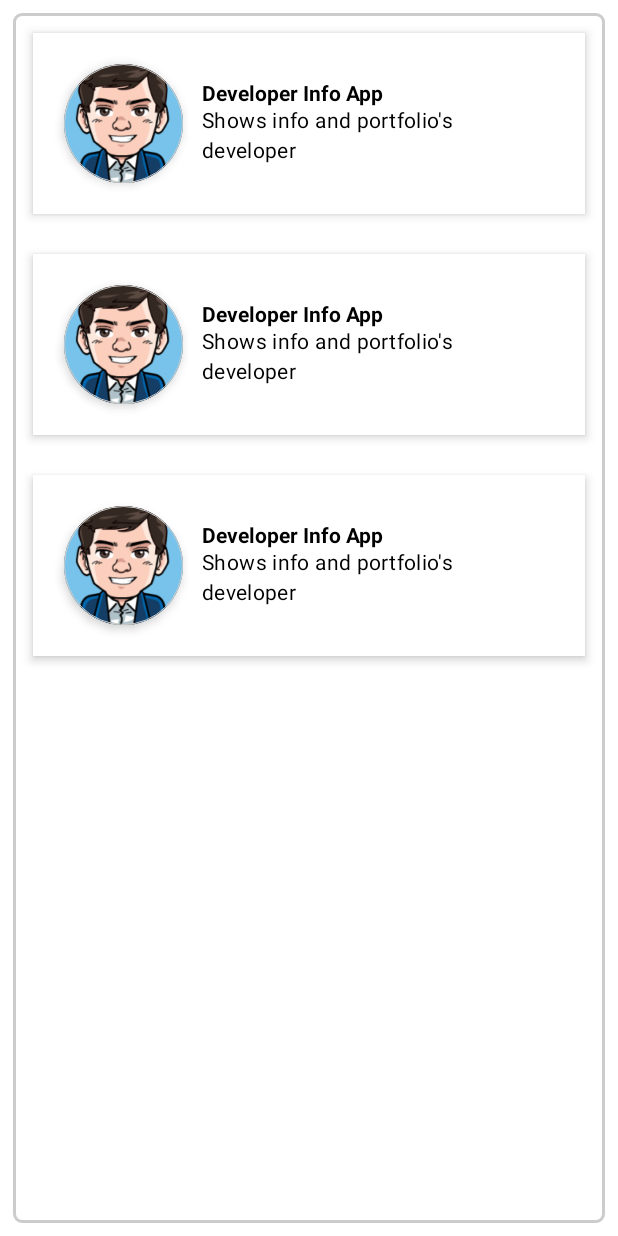
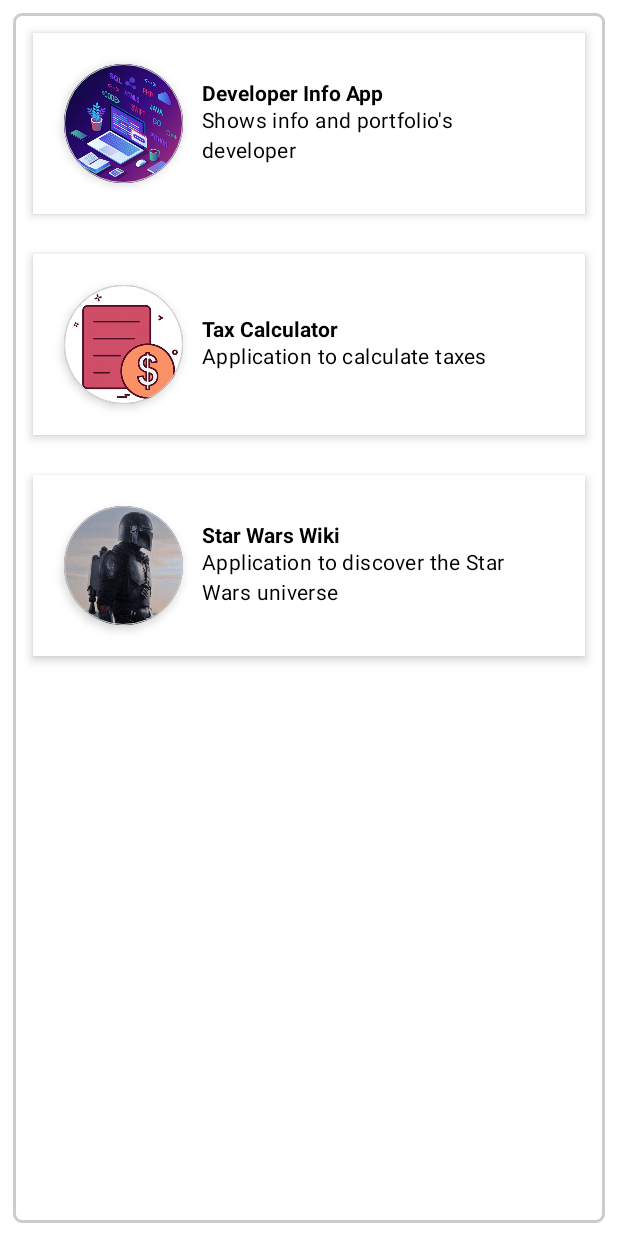
Before and after one commit to f-diaz/MyCard, an Android app built with Jetpack Compose: the @Preview function Content, on a phone screen of 412 x 824 dp. Run offline under Robolectric (Android 15) with nearby library versions, the phone set to English and light mode, and no system bars.

Commit message:
Refactoring portfolio

```diff
--- a/app/src/main/java/com/fdiazd/mycard/MainActivity.kt
+++ b/app/src/main/java/com/fdiazd/mycard/MainActivity.kt
@@ -32,7 +32,8 @@ class MainActivity : ComponentActivity() {
         setContent {
             MyCardTheme {
                 // A surface container using the 'background' color from the theme
-                Surface(modifier = Modifier.fillMaxSize(), color = MaterialTheme.colors.background) {
+                Surface(modifier = Modifier.fillMaxSize(),
+                    color = MaterialTheme.colors.background) {
                     CreateCard ()
                 }
             }
@@ -111,22 +112,25 @@ fun Portfolio(data: List<String>) {
     LazyColumn {
         // Add a single item
         item {
-            CreateItemPortfolio()
+            CreateItemPortfolio("Developer Info App",
+                "Shows info and portfolio's developer", R.drawable.developer)
         }
 
         item {
-            CreateItemPortfolio()
+            CreateItemPortfolio("Tax Calculator",
+                "Application to calculate taxes", R.drawable.invoice)
         }
 
         item {
-            CreateItemPortfolio()
+            CreateItemPortfolio("Star Wars Wiki",
+                "Application to discover the Star Wars universe", R.drawable.starwars)
         }
 
     }
 }
 
 @Composable
-private fun CreateItemPortfolio() {
+private fun CreateItemPortfolio(work: String, description: String, image: Int) {
     Card(modifier = Modifier
         .padding(13.dp)
         .fillMaxWidth(),
@@ -145,7 +149,7 @@ private fun CreateItemPortfolio() {
                 elevation = 4.dp,
                 color = MaterialTheme.colors.onSurface.copy(alpha = 0.5f)) {
 
-                Image(painter = painterResource(id = R.drawable.avatar),
+                Image(painter = painterResource(id = image),
                     contentDescription = "profile image",
                     modifier = Modifier.size(95.dp),
                     contentScale = ContentScale.Crop)
@@ -155,9 +159,9 @@ private fun CreateItemPortfolio() {
                 .padding(7.dp)
                 .align(alignment = Alignment.CenterVertically)) {
 
-                Text(text = "Developer Info App",
+                Text(text = work,
                     fontWeight = FontWeight.Bold)
-                Text(text = "Shows info and portfolio's developer",
+                Text(text = description,
                     style = MaterialTheme.typography.body2)
             }
 
```
Also changed, not shown: app/src/main/res/drawable-v24/developer.png (added), app/src/main/res/drawable-v24/invoice.png (added), app/src/main/res/drawable-v24/starwars.png (added).
